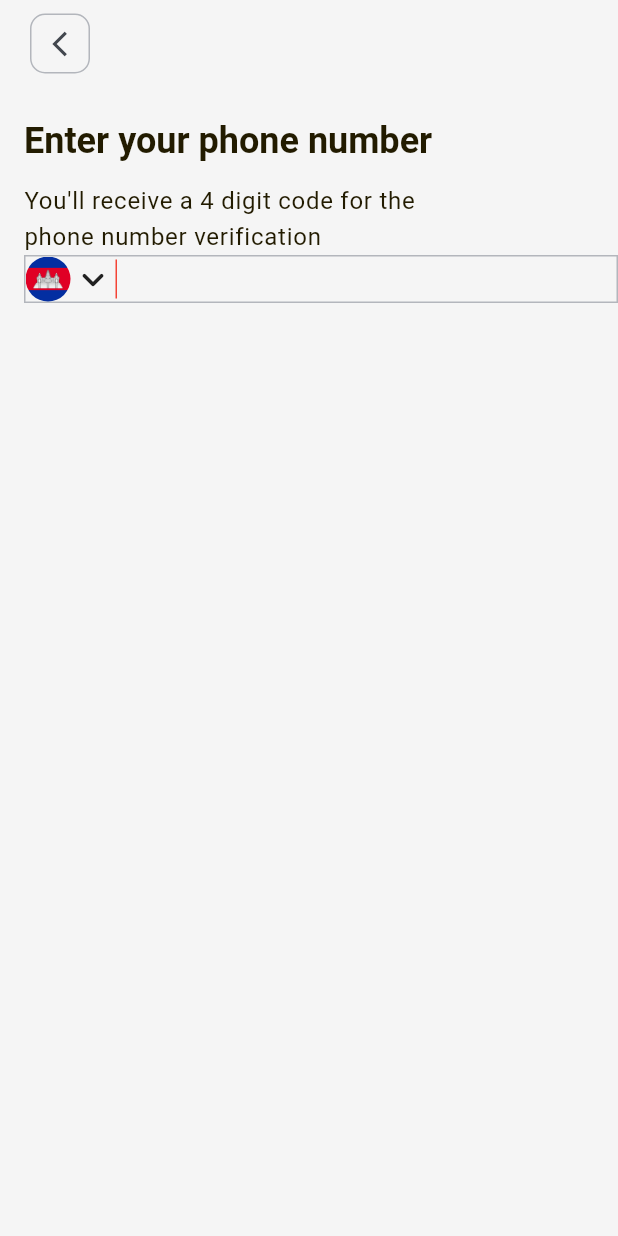
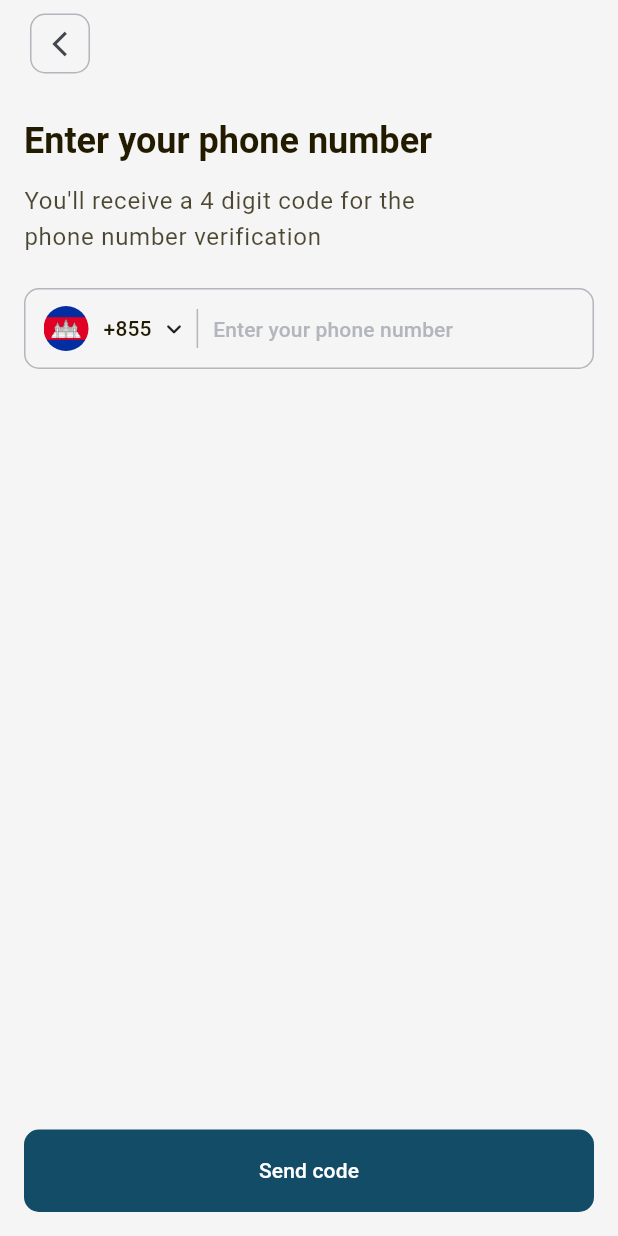
Before and after one commit to roponpov/stock-trader, a Flutter app: the screen it shows after launch, on a phone screen of 412 x 824 dp. Run offline on Flutter 3.47's test engine with Material 3 defaults, Android fonts, the phone set to English and light mode, and no system bars; our stand-ins replace get, lottie.

Commit message:
Update Code To Latest.

```diff
--- /dev/null
+++ b/lib/core/bindings/phone_number_verification_binding.dart
@@ -0,0 +1,9 @@
+import 'package:get/get.dart';
+import '../../viewmodels/phone_number_verification_view_model.dart';
+
+class PhoneNumberVerificationBinding extends Bindings {
+  @override
+  void dependencies() {
+    Get.lazyPut<PhoneNumberVerificationViewModel>(() => PhoneNumberVerificationViewModel());
+  }
+}
--- a/lib/core/bindings/sign_in_binding.dart
+++ b/lib/core/bindings/sign_in_binding.dart
@@ -1,6 +1,5 @@
 import 'package:get/get.dart';
 import '../../viewmodels/sign_in_view_model.dart';
-import '../../viewmodels/sign_up_view_model.dart';
 
 class SignInBinding extends Bindings {
   @override
--- a/lib/core/routes/app_pages.dart
+++ b/lib/core/routes/app_pages.dart
@@ -2,6 +2,7 @@ import 'package:get/get.dart';
 import '../../views/login/phone_number_verification_view.dart';
 import '../../views/login/sign_in_view.dart';
 import '../../views/login/sign_up_view.dart';
+import '../bindings/phone_number_verification_binding.dart';
 import '../bindings/sign_in_binding.dart';
 import '../bindings/sign_up_binding.dart';
 import 'app_routes.dart';
@@ -36,6 +37,7 @@ class AppPages {
     GetPage(
       name: AppRoutes.phoneNumberVerification,
       page: () => const PhoneNumberVerificationView(),
+      binding: PhoneNumberVerificationBinding(),
     )
   ];
 }
--- /dev/null
+++ b/lib/models/country_model.dart
@@ -0,0 +1,26 @@
+import '../core/constants/icon_constant.dart';
+
+class CountryModel {
+  final String name;
+  final String flag;
+  final String code;
+
+  CountryModel({
+    required this.name,
+    required this.flag,
+    required this.code,
+  });
+
+  static List<CountryModel> countries = [
+    CountryModel(name: 'Cambodia', flag: IconConstant.cambodiaFlagLogo, code: '+855'),
+    CountryModel(name: 'Singapore', flag: IconConstant.singaporeFlagLogo, code: '+65'),
+    CountryModel(name: 'Malaysia', flag: IconConstant.malaysiaFlagLogo, code: '+60'),
+    CountryModel(name: 'Philippines', flag: IconConstant.philippinesFlagLogo, code: '+63'),
+    CountryModel(name: 'Indonesia', flag: IconConstant.indonesiaFlagLogo, code: '+62'),
+    CountryModel(name: 'Laos', flag: IconConstant.laosFlagLogo, code: '+856'),
+    CountryModel(name: 'South Korea', flag: IconConstant.koreaFlagLogo, code: '+82'),
+    CountryModel(name: 'Japan', flag: IconConstant.japanFlagLogo, code: '+81'),
+    CountryModel(name: 'China', flag: IconConstant.chinaFlagLogo, code: '+86'),
+    CountryModel(name: 'United States', flag: IconConstant.usaFlagLogo, code: '+1'),
+  ];
+}
--- a/lib/views/login/phone_number_verification_view.dart
+++ b/lib/views/login/phone_number_verification_view.dart
@@ -1,10 +1,13 @@
 import 'package:flutter/material.dart';
+import 'package:flutter/services.dart';
 import 'package:get/get.dart';
+import '../../core/constants/icon_constant.dart';
+import '../../utils/phone_number_formatter_util.dart';
+import '../../viewmodels/phone_number_verification_view_model.dart';
+import '../../widgets/status_app_bar_widget.dart';
+import 'show_country_picker.dart';
 
-import '../../core/constants/icon_constant.dart';
-import '../../widgets/status_app_bar_widget.dart';
-
-class PhoneNumberVerificationView extends StatelessWidget {
+class PhoneNumberVerificationView extends GetView<PhoneNumberVerificationViewModel> {
   const PhoneNumberVerificationView({super.key});
 
   @override
@@ -20,9 +23,9 @@ class PhoneNumberVerificationView extends StatelessWidget {
             crossAxisAlignment: CrossAxisAlignment.start,
             children: [
               Padding(
-                padding: const EdgeInsets.only(top: 5,left: 16,bottom: 25),
+                padding: const EdgeInsets.only(top: 5, left: 16, bottom: 25),
                 child: IconButton(
-                  onPressed: (){},
+                  onPressed: () {},
                   style: ButtonStyle(
                     side: WidgetStateProperty.all<BorderSide?>(
                       BorderSide(
@@ -34,7 +37,6 @@ class PhoneNumberVerificationView extends StatelessWidget {
                         borderRadius: BorderRadius.circular(10.0),
                       ),
                     ),
-
                   ),
                   icon: const Icon(
                     Icons.arrow_back_ios_outlined,
@@ -42,9 +44,8 @@ class PhoneNumberVerificationView extends StatelessWidget {
                   ),
                 ),
               ),
-
               Padding(
-                padding: const EdgeInsets.only(left: 16,bottom: 12),
+                padding: const EdgeInsets.only(left: 16, bottom: 12),
                 child: Text(
                   'Enter your phone number',
                   style: theme.textTheme.headlineSmall?.copyWith(
@@ -52,51 +53,97 @@ class PhoneNumberVerificationView extends StatelessWidget {
                   ),
                 ),
               ),
-
               Padding(
-                padding: const EdgeInsets.only(left: 16),
+                padding: const EdgeInsets.only(left: 16,bottom: 22),
                 child: SizedBox(
                   width: size.width / 1.5,
                   child: Text(
                     "You'll receive a 4 digit code for the phone number verification".tr,
-                    style: theme.textTheme.bodyLarge,
+                    style: theme.textTheme.bodyLarge?.copyWith(
+                      color: theme.colorScheme.onSurface.withValues(alpha: 0.8)
                     ),
                   ),
                 ),
-
+              ),
               Padding(
-                padding: const EdgeInsets.only(left: 16),
+                padding: const EdgeInsets.symmetric(horizontal: 16),
                 child: Container(
+                  padding: const EdgeInsets.all(2),
                   decoration: BoxDecoration(
+                    borderRadius: BorderRadius.circular(10),
                     border: Border.all(
                       color: theme.colorScheme.outline,
                     ),
                   ),
                   child: Row(
                     children: [
+                      InkWell(
+                        splashColor: Colors.transparent,
+                        highlightColor: Colors.transparent,
+                        onTap: () => showCountryPicker(
+                          context,
+                          theme,
+                          onValueChange: (value) {
+                            controller.switchNumberPhoneExtension(value);
+                          },
+                        ),
+                        borderRadius: BorderRadius.circular(10),
+                        child: Obx(
+                          ()=> Row(
+                            children: [
                               Container(
                                 width: 30,
                                 height: 30,
-                        decoration: const BoxDecoration(
+                                margin: const EdgeInsets.only(left: 10),
+                                decoration: BoxDecoration(
                                   shape: BoxShape.circle,
                                   image: DecorationImage(
-                            image: AssetImage(IconConstant.cambodiaFlagLogo),
+                                    image: AssetImage(controller.selectedNumberPhoneExtension.value.flag),
                                     fit: BoxFit.cover,
-                          )
                                   ),
                                 ),
-                      Icon(
-                        Icons.keyboard_arrow_down_rounded,
-                        size: 30,
                               ),
 
+                              Padding(
+                                padding: const EdgeInsets.only(left: 10,right: 5),
+                                child: Text(
+                                  controller.selectedNumberPhoneExtension.value.code,
+                                  style: theme.textTheme.labelLarge,
+                                ),
+                              ),
+
+                              const Padding(
+                                padding: EdgeInsets.only(right: 5),
+                                child: Icon(
+                                  Icons.keyboard_arrow_down_rounded,
+                                  size: 20,
+                                ),
+                              ),
+                            ],
+                          ),
+                        ),
+                      ),
                       Container(
                         width: 1,
                         height: 26,
-                        color: Colors.red,
+                        color: theme.colorScheme.outline,
+                      ),
+                      Expanded(
+                        child: TextFormField(
+                          controller: controller.numberPhoneTextEditController,
+                          inputFormatters: [
+                            FilteringTextInputFormatter.digitsOnly,
+                            PhoneNumberFormatterUtil(),
+                            LengthLimitingTextInputFormatter(11),
+                          ],
+                          keyboardType: TextInputType.number,
+                          decoration: InputDecoration(
+                            border: InputBorder.none,
+                            contentPadding: const EdgeInsets.only(left: 10),
+                            hintText: 'Enter your phone number',
+                            hintStyle: theme.textTheme.labelLarge?.copyWith(
+                              color: theme.colorScheme.outline
                             )
-
-                    ],
                           ),
                         ),
                       )
@@ -104,6 +151,27 @@ class PhoneNumberVerificationView extends StatelessWidget {
                   ),
                 ),
               ),
+
+              const Spacer(),
+
+              Padding(
+                padding: const EdgeInsets.all(16),
+                child: SizedBox(
+                  width: double.infinity,
+                  height: 55,
+                  child: FilledButton(
+                    style: FilledButton.styleFrom(
+                      shape: RoundedRectangleBorder(borderRadius: BorderRadius.circular(10)),
+                    ),
+                    onPressed: () {},
+                    child: const Text('Send code'),
+                  ),
+                ),
+              ),
+            ],
+          ),
+        ),
+      ),
     );
   }
 }
```
Also changed, not shown: lib/core/constants/icon_constant.dart (+9 -0 lines), lib/utils/phone_number_formatter_util.dart (added, +22 -0 lines), lib/viewmodels/phone_number_verification_view_model.dart (added, +30 -0 lines), lib/views/login/show_country_picker.dart (added, +60 -0 lines), lib/assets/icon/china_flag_icon.png (added), lib/assets/icon/indonesia_flag_icon.png (added), lib/assets/icon/japan_flag_icon.png (added), lib/assets/icon/korea_flag_icon.png (added), lib/assets/icon/laos_flag_icon.png (added), lib/assets/icon/malaysia_flag_icon.png (added), lib/assets/icon/philippines_flag_icon.png (added), lib/assets/icon/singapore_flag_icon.png (added), lib/assets/icon/usa_flag_logo.png (added). Lines whose indentation alone changed are shown as unchanged.
